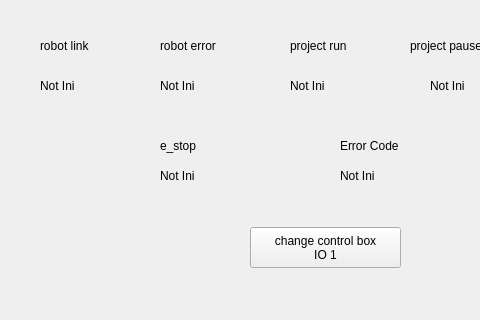
Above: ui_for_debug_and_demo/src/tm_ros_driver_windows.ui from TechmanRobotInc/tmr_ros2 before the change; both pictures show x 0 to 480 and y 123 to 443 of the 1079 by 561 pixel window. Below: the same form after it.
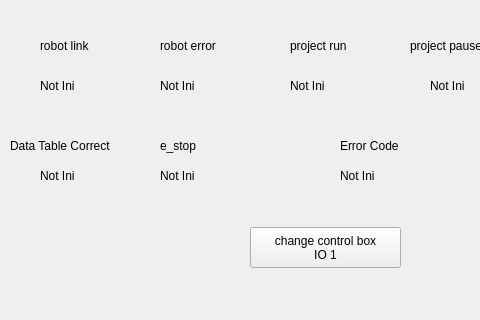
That is the form after the change.

Commit message: feature: when user set data table not correct, send and show error

The edit to the form file:
```diff
--- a/ui_for_debug_and_demo/src/tm_ros_driver_windows.ui
+++ b/ui_for_debug_and_demo/src/tm_ros_driver_windows.ui
@@ -422,6 +422,32 @@
      <string>Robot Response</string>
     </property>
    </widget>
+   <widget class="QLabel" name="is_data_table_ok_status_label">
+    <property name="geometry">
+     <rect>
+      <x>40</x>
+      <y>290</y>
+      <width>67</width>
+      <height>17</height>
+     </rect>
+    </property>
+    <property name="text">
+     <string>Not Ini</string>
+    </property>
+   </widget>
+   <widget class="QLabel" name="is_data_table_ok_label">
+    <property name="geometry">
+     <rect>
+      <x>10</x>
+      <y>260</y>
+      <width>141</width>
+      <height>17</height>
+     </rect>
+    </property>
+    <property name="text">
+     <string>Data Table Correct</string>
+    </property>
+   </widget>
   </widget>
   <widget class="QMenuBar" name="menubar">
    <property name="geometry">
```
The commit also changes 4 other files.
